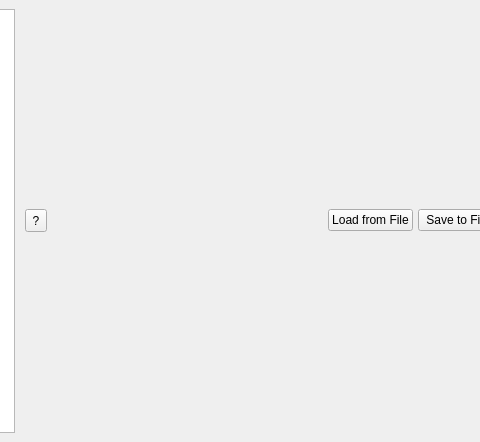
This is qt/applications/workbench/workbench/widgets/settings/main.ui in mantidproject/mantid as Qt 5 draws it before an edit; both pictures show x 134 to 614 and y 0 to 442 of the 726 by 442 pixel window. The edited form follows.
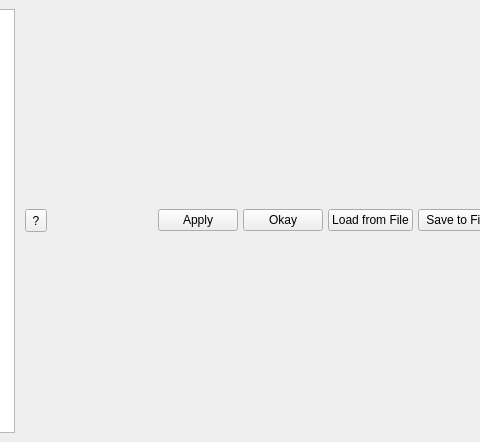
This is the edited form.

Commit message: add models for settings to the main widget model

The edit to the form file:
```diff
--- a/qt/applications/workbench/workbench/widgets/settings/main.ui
+++ b/qt/applications/workbench/workbench/widgets/settings/main.ui
@@ -116,6 +116,20 @@
             </property>
            </spacer>
           </item>
+          <item>
+           <widget class="QPushButton" name="apply_button">
+            <property name="text">
+             <string>Apply</string>
+            </property>
+           </widget>
+          </item>
+          <item>
+           <widget class="QPushButton" name="okay_button">
+            <property name="text">
+             <string>Okay</string>
+            </property>
+           </widget>
+          </item>
           <item>
            <widget class="QPushButton" name="load_file_button">
             <property name="text">
```
The commit also changes 4 other files.
